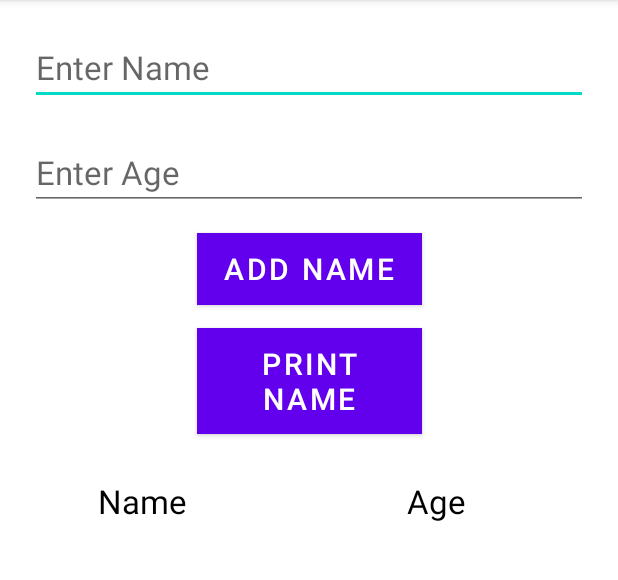
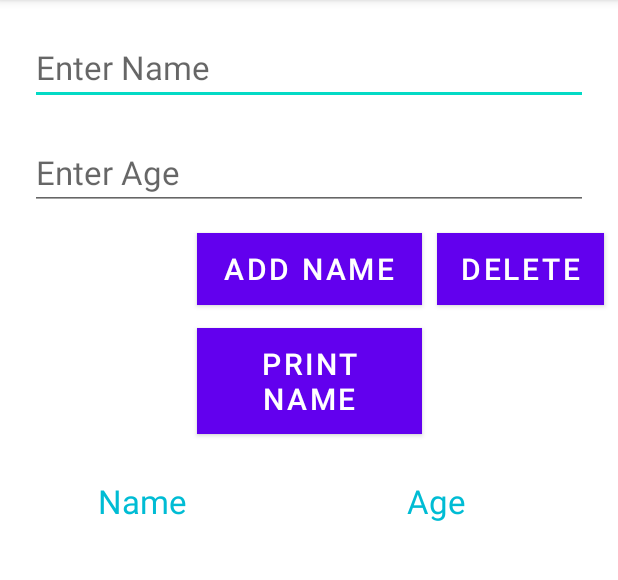
Before and after one commit to Nessy01/sqlite, an Android app: the screen it shows after launch (MainActivity), after a tap on "ADD NAME", on a phone screen of 412 x 824 dp, the part 84-664 px from its top. Run offline under Robolectric (Android 15) with nearby library versions, the phone set to English and light mode, and no system bars.

Commit message:
started working on fun delete()

```diff
--- a/app/src/main/java/com/example/sqlite/DB1.kt
+++ b/app/src/main/java/com/example/sqlite/DB1.kt
@@ -12,28 +12,29 @@ class DB1 (context: Context, factory: SQLiteDatabase.CursorFactory?) :
 
     companion object{
         private val DATABASE_NAME = "hello_there"
-        private val DATABASE_VERSION = 1 //jeżeli chcemy zaktualizować tabele, trzeba zmienić wersje
+        private val DATABASE_VERSION = 2 //jeżeli chcemy zaktualizować tabele, trzeba zmienić wersje
         const val TABLE_NAME = "general_kenobi"
         const val ID_COL = "id"
-        const val NAME_COl = "name"
+        const val NAME_COL = "name"
         const val AGE_COL = "age"
     }
 
     override fun onCreate(db: SQLiteDatabase) {
         val query = ("CREATE TABLE " + TABLE_NAME + " ("
                 + ID_COL + " INTEGER PRIMARY KEY, " +
-                NAME_COl + " TEXT," +
+                NAME_COL + " TEXT," +
                 AGE_COL + " TEXT" + ")")
 
         // we are calling sqlite
         // method for executing our query
         db.execSQL(query)
     }
+
     // checking if table already exists
     override fun onUpgrade(
         db: SQLiteDatabase,
-        p1: Int,
-        p2: Int) {
+        old: Int,
+        new: Int) {
 
         db.execSQL("DROP TABLE IF EXISTS " + TABLE_NAME)
         onCreate(db)
@@ -44,7 +45,7 @@ class DB1 (context: Context, factory: SQLiteDatabase.CursorFactory?) :
         age : String) {
         val db = this.writableDatabase // otwiera/tworzy baze do odczytu i zapisu
         val values = ContentValues()
-        values.put(NAME_COl, name) //dodawanie wartosci
+        values.put(NAME_COL, name) //dodawanie wartosci
         values.put(AGE_COL, age)
 
         db.insert(TABLE_NAME, null, values) //nowy wiersz
@@ -59,4 +60,11 @@ class DB1 (context: Context, factory: SQLiteDatabase.CursorFactory?) :
         //wykonuje zapytanie sql i zwraca obiekt cursor
         return db.rawQuery("SELECT * FROM " + TABLE_NAME, null)
     }
+
+    fun delete(
+        name : String
+    ):Long {
+        val db = this.writableDatabase
+        val result=db.delete(TABLE_NAME, "")
+    }
 }
--- a/app/src/main/java/com/example/sqlite/MainActivity.kt
+++ b/app/src/main/java/com/example/sqlite/MainActivity.kt
@@ -32,13 +32,13 @@ class MainActivity : AppCompatActivity() {
             // moving the cursor to first position and
             // appending value in the text view
             cursor!!.moveToFirst()
-            Name.append(cursor.getString(cursor.getColumnIndexOrThrow(DB1.NAME_COl)) + "\n")
+            Name.append(cursor.getString(cursor.getColumnIndexOrThrow(DB1.NAME_COL)) + "\n")
             Age.append(cursor.getString(cursor.getColumnIndexOrThrow(DB1.AGE_COL)) + "\n")
 
             // moving our cursor to next
             // position and appending values
             while(cursor.moveToNext()){
-                Name.append(cursor.getString(cursor.getColumnIndexOrThrow(DB1.NAME_COl)) + "\n")
+                Name.append(cursor.getString(cursor.getColumnIndexOrThrow(DB1.NAME_COL)) + "\n")
                 Age.append(cursor.getString(cursor.getColumnIndexOrThrow(DB1.AGE_COL)) + "\n")
             }
 
--- a/app/src/main/res/layout/activity_main.xml
+++ b/app/src/main/res/layout/activity_main.xml
@@ -62,6 +62,21 @@
         app:layout_constraintStart_toStartOf="parent"
         app:layout_constraintTop_toBottomOf="@+id/addName" />
 
+    <!-- Button to delete data -->
+
+    <Button
+        android:id="@+id/delete"
+        android:layout_width="wrap_content"
+        android:layout_height="wrap_content"
+        android:layout_marginTop="15dp"
+        android:background="@color/black"
+        android:text="Delete"
+        android:textColor="#ffffff"
+        android:textSize="20sp"
+        app:layout_constraintEnd_toEndOf="parent"
+        app:layout_constraintStart_toEndOf="@+id/addName"
+        app:layout_constraintTop_toBottomOf="@+id/enterAge" />
+
 
     <!-- Text view to get all name -->
     <TextView
@@ -73,7 +88,7 @@
         android:padding="10sp"
         android:text="Name\n\n"
         android:textAlignment="center"
-        android:textColor="#000000"
+        android:textColor="#00BCD4"
         android:textSize="22sp"
         app:layout_constraintBottom_toBottomOf="parent"
         app:layout_constraintStart_toStartOf="parent"
@@ -90,7 +105,7 @@
         android:padding="10sp"
         android:text="Age\n\n"
         android:textAlignment="center"
-        android:textColor="#000000"
+        android:textColor="#00BCD4"
         android:textSize="22sp"
         app:layout_constraintBottom_toBottomOf="parent"
         app:layout_constraintEnd_toEndOf="parent"
```
